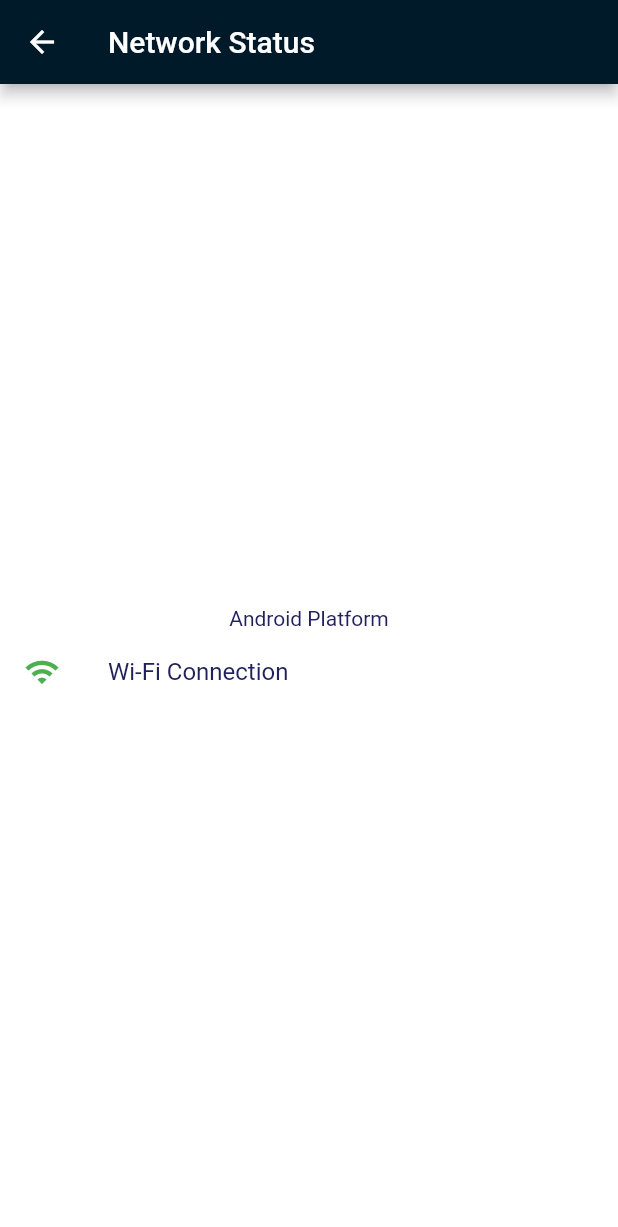
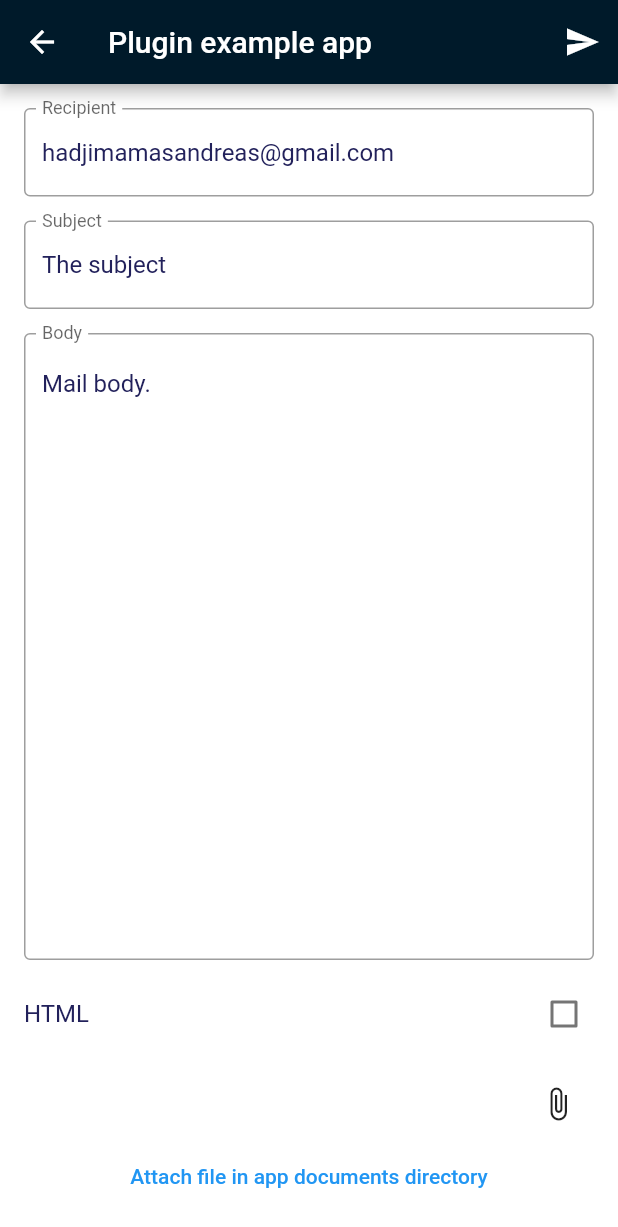
Before and after one commit to Hadjimamas/Testing_Project, a Flutter app: the screen it shows after launch, after a tap on the "perm data setting" icon, on a phone screen of 412 x 824 dp. Shown: the top 1227 px of the screen. Run offline on Flutter 3.47's test engine with Material 2 defaults, Android fonts, the phone set to English and light mode, and no system bars; drawn by our look-alikes of overlay_support; our stand-ins replace connectivity_plus, google_fonts, image_picker, internet_connection_checker, package_info_plus; missing offline and left inert: flutter_email_sender.

Commit message:
Practice Project

```diff
--- /dev/null
+++ b/lib/email.dart
@@ -0,0 +1,197 @@
+import 'dart:async';
+import 'dart:io';
+
+import 'package:flutter/material.dart';
+import 'package:flutter_email_sender/flutter_email_sender.dart';
+import 'package:image_picker/image_picker.dart';
+import 'package:path_provider/path_provider.dart';
+
+class EmailSender extends StatefulWidget {
+  const EmailSender({Key? key}) : super(key: key);
+
+  @override
+  _EmailSenderState createState() => _EmailSenderState();
+}
+
+class _EmailSenderState extends State<EmailSender> {
+  List<String> attachments = [];
+  bool isHTML = false;
+
+  final _recipientController = TextEditingController(
+    text: 'hadjimamasandreas@gmail.com',
+  );
+
+  final _subjectController = TextEditingController(text: 'The subject');
+
+  final _bodyController = TextEditingController(
+    text: 'Mail body.',
+  );
+
+  Future<void> send() async {
+    final Email email = Email(
+      body: _bodyController.text,
+      subject: _subjectController.text,
+      recipients: [_recipientController.text],
+      attachmentPaths: attachments,
+      isHTML: isHTML,
+    );
+
+    String platformResponse;
+
+    try {
+      await FlutterEmailSender.send(email);
+      platformResponse = 'success';
+    } catch (error) {
+      print(error);
+      platformResponse = error.toString();
+    }
+
+    if (!mounted) return;
+
+    ScaffoldMessenger.of(context).showSnackBar(
+      SnackBar(
+        content: Text(platformResponse),
+      ),
+    );
+  }
+
+  @override
+  Widget build(BuildContext context) {
+    return Scaffold(
+      appBar: AppBar(
+        title: Text('Plugin example app'),
+        actions: <Widget>[
+          IconButton(
+            onPressed: send,
+            icon: Icon(Icons.send),
+          )
+        ],
+      ),
+      body: Padding(
+        padding: EdgeInsets.all(8.0),
+        child: Column(
+          mainAxisSize: MainAxisSize.max,
+          // mainAxisAlignment: MainAxisAlignment.spaceBetween,
+          crossAxisAlignment: CrossAxisAlignment.center,
+          children: <Widget>[
+            Padding(
+              padding: EdgeInsets.all(8.0),
+              child: TextField(
+                controller: _recipientController,
+                decoration: InputDecoration(
+                  border: OutlineInputBorder(),
+                  labelText: 'Recipient',
+                ),
+              ),
+            ),
+            Padding(
+              padding: EdgeInsets.all(8.0),
+              child: TextField(
+                controller: _subjectController,
+                decoration: InputDecoration(
+                  border: OutlineInputBorder(),
+                  labelText: 'Subject',
+                ),
+              ),
+            ),
+            Expanded(
+              child: Padding(
+                padding: EdgeInsets.all(8.0),
+                child: TextField(
+                  controller: _bodyController,
+                  maxLines: null,
+                  expands: true,
+                  textAlignVertical: TextAlignVertical.top,
+                  decoration: InputDecoration(
+                      labelText: 'Body', border: OutlineInputBorder()),
+                ),
+              ),
+            ),
+            CheckboxListTile(
+              contentPadding:
+                  EdgeInsets.symmetric(vertical: 0.0, horizontal: 8.0),
+              title: Text('HTML'),
+              onChanged: (bool? value) {
+                if (value != null) {
+                  setState(() {
+                    isHTML = value;
+                  });
+                }
+              },
+              value: isHTML,
+            ),
+            Padding(
+              padding: EdgeInsets.all(8.0),
+              child: Column(
+                children: <Widget>[
+                  for (var i = 0; i < attachments.length; i++)
+                    Row(
+                      children: <Widget>[
+                        Expanded(
+                          child: Text(
+                            attachments[i],
+                            softWrap: false,
+                            overflow: TextOverflow.fade,
+                          ),
+                        ),
+                        IconButton(
+                          icon: Icon(Icons.remove_circle),
+                          onPressed: () => {_removeAttachment(i)},
+                        )
+                      ],
+                    ),
+                  Align(
+                    alignment: Alignment.centerRight,
+                    child: IconButton(
+                      icon: Icon(Icons.attach_file),
+                      onPressed: _openImagePicker,
+                    ),
+                  ),
+                  TextButton(
+                    child: Text('Attach file in app documents directory'),
+                    onPressed: () => _attachFileFromAppDocumentsDirectoy(),
+                  ),
+                ],
+              ),
+            ),
+          ],
+        ),
+      ),
+    );
+  }
+
+  void _openImagePicker() async {
+    final picker = ImagePicker();
+    PickedFile? pick = await picker.getImage(source: ImageSource.gallery);
+    if (pick != null) {
+      setState(() {
+        attachments.add(pick.path);
+      });
+    }
+  }
+
+  void _removeAttachment(int index) {
+    setState(() {
+      attachments.removeAt(index);
+    });
+  }
+
+  Future<void> _attachFileFromAppDocumentsDirectoy() async {
+    try {
+      final appDocumentDir = await getApplicationDocumentsDirectory();
+      final filePath = appDocumentDir.path + '/file.txt';
+      final file = File(filePath);
+      await file.writeAsString('Text file in app directory');
+
+      setState(() {
+        attachments.add(filePath);
+      });
+    } catch (e) {
+      ScaffoldMessenger.of(context).showSnackBar(
+        SnackBar(
+          content: Text('Failed to create file in applicion directory'),
+        ),
+      );
+    }
+  }
+}
--- a/lib/main.dart
+++ b/lib/main.dart
@@ -6,6 +6,7 @@ import 'package:flutter/material.dart';
 import 'package:google_fonts/google_fonts.dart';
 import 'package:intl/intl.dart';
 import 'package:overlay_support/overlay_support.dart';
+import 'package:testing/email.dart';
 import 'package:testing/network.dart';
 import 'package:testing/package_info.dart';
 import 'package:testing/widget.dart';
@@ -203,7 +204,7 @@ class MyHomePageState extends State<MyHomePage> {
               onPressed: () {
                 Navigator.push(
                   context,
-                  MaterialPageRoute(builder: (context) => const Troubleshoot()),
+                  MaterialPageRoute(builder: (context) => const EmailSender()),
                 );
               },
             ),
--- a/pubspec.yaml
+++ b/pubspec.yaml
@@ -26,6 +26,9 @@ dependencies:
   line_icons: ^2.0.1
   package_info_plus: ^1.4.2
   url_launcher: ^6.1.0
+  flutter_email_sender: ^5.1.0
+  path_provider: ^2.0.10
+  image_picker: ^0.8.5+3
 
 dev_dependencies:
   flutter_test:
```
Also changed, not shown: pubspec.lock.
